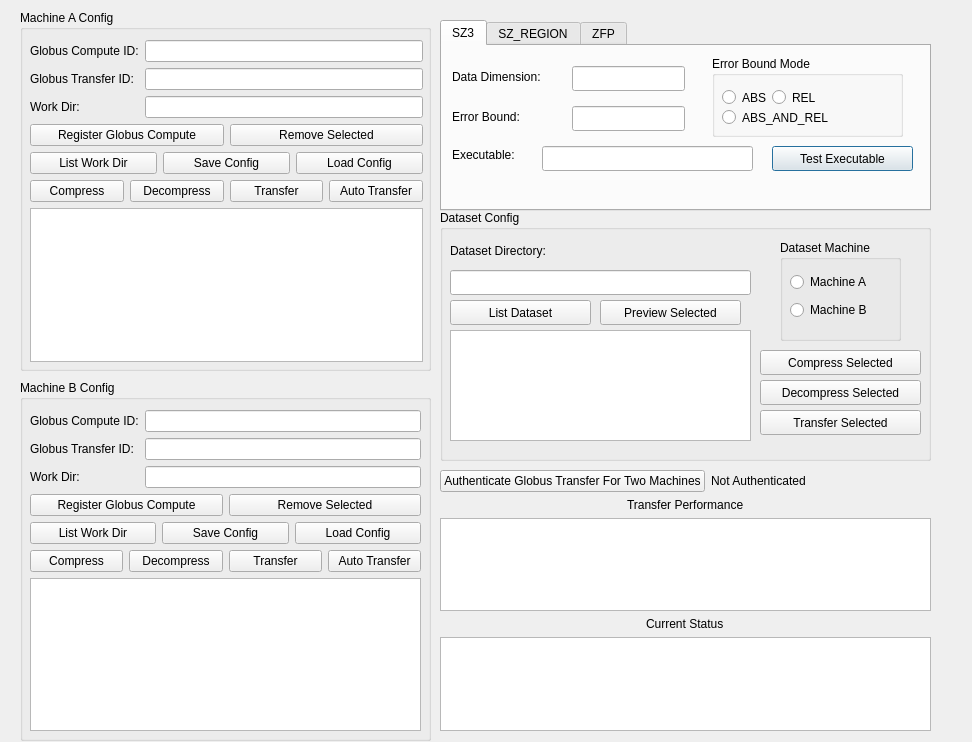
This is ocelot.ui in legendPerceptor/Ocelot as Qt 5 draws it before an edit. The edited form follows.
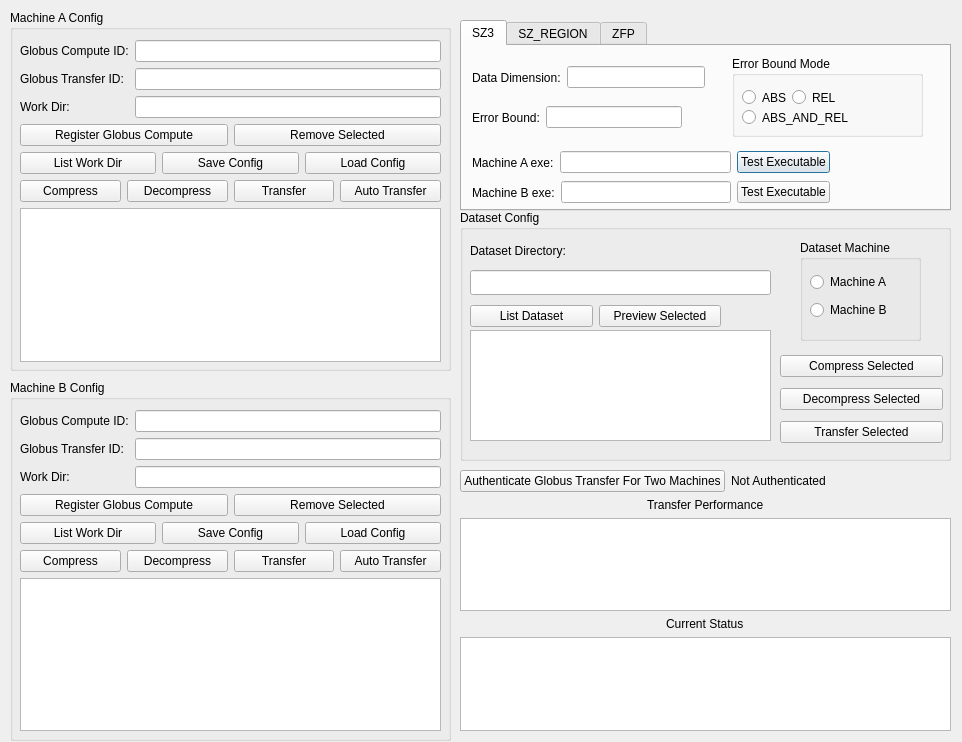
This is the edited form.

Commit message: add exectuable config loading, test executable on both machines

Diff of the .ui file:
```diff
--- a/ocelot.ui
+++ b/ocelot.ui
@@ -6,7 +6,7 @@
    <rect>
     <x>0</x>
     <y>0</y>
-    <width>972</width>
+    <width>962</width>
     <height>742</height>
    </rect>
   </property>
@@ -16,7 +16,7 @@
   <widget class="QTabWidget" name="compressorTabWdiget">
    <property name="geometry">
     <rect>
-     <x>440</x>
+     <x>460</x>
      <y>20</y>
      <width>491</width>
      <height>191</height>
@@ -29,52 +29,6 @@
     <attribute name="title">
      <string>SZ3</string>
     </attribute>
-    <widget class="QLabel" name="label_7">
-     <property name="geometry">
-      <rect>
-       <x>10</x>
-       <y>20</y>
-       <width>121</width>
-       <height>21</height>
-      </rect>
-     </property>
-     <property name="text">
-      <string>Data Dimension:</string>
-     </property>
-    </widget>
-    <widget class="QLineEdit" name="data_dimension_lineEdit">
-     <property name="geometry">
-      <rect>
-       <x>130</x>
-       <y>20</y>
-       <width>113</width>
-       <height>25</height>
-      </rect>
-     </property>
-    </widget>
-    <widget class="QLabel" name="label_8">
-     <property name="geometry">
-      <rect>
-       <x>10</x>
-       <y>60</y>
-       <width>121</width>
-       <height>21</height>
-      </rect>
-     </property>
-     <property name="text">
-      <string>Error Bound:</string>
-     </property>
-    </widget>
-    <widget class="QLineEdit" name="error_bound_lineEdit">
-     <property name="geometry">
-      <rect>
-       <x>130</x>
-       <y>60</y>
-       <width>113</width>
-       <height>25</height>
-      </rect>
-     </property>
-    </widget>
     <widget class="QGroupBox" name="error_bound_mode_groupbox">
      <property name="geometry">
       <rect>
@@ -127,41 +81,107 @@
       </property>
      </widget>
     </widget>
-    <widget class="QLabel" name="label_12">
+    <widget class="QWidget" name="">
      <property name="geometry">
       <rect>
        <x>10</x>
        <y>100</y>
-       <width>91</width>
-       <height>17</height>
+       <width>358</width>
+       <height>33</height>
       </rect>
      </property>
-     <property name="text">
-      <string>Executable:</string>
+     <layout class="QHBoxLayout" name="horizontalLayout_3">
+      <item>
+       <widget class="QLabel" name="label_12">
+        <property name="text">
+         <string>Machine A exe:</string>
+        </property>
+       </widget>
+      </item>
+      <item>
+       <widget class="QLineEdit" name="sz3_executable_lineEdit_MA"/>
+      </item>
+      <item>
+       <widget class="QPushButton" name="test_executable_button_ma">
+        <property name="text">
+         <string>Test Executable</string>
+        </property>
+       </widget>
+      </item>
+     </layout>
+    </widget>
+    <widget class="QWidget" name="">
+     <property name="geometry">
+      <rect>
+       <x>10</x>
+       <y>130</y>
+       <width>358</width>
+       <height>33</height>
+      </rect>
      </property>
+     <layout class="QHBoxLayout" name="horizontalLayout_4">
+      <item>
+       <widget class="QLabel" name="label_15">
+        <property name="text">
+         <string>Machine B exe:</string>
+        </property>
+       </widget>
+      </item>
+      <item>
+       <widget class="QLineEdit" name="sz3_executable_lineEdit_MB"/>
+      </item>
+      <item>
+       <widget class="QPushButton" name="test_executable_button_mb">
+        <property name="text">
+         <string>Test Executable</string>
+        </property>
+       </widget>
+      </item>
+     </layout>
     </widget>
-    <widget class="QLineEdit" name="executable_lineEdit">
+    <widget class="QWidget" name="">
      <property name="geometry">
       <rect>
-       <x>100</x>
-       <y>100</y>
-       <width>211</width>
-       <height>25</height>
+       <x>10</x>
+       <y>20</y>
+       <width>233</width>
+       <height>23</height>
       </rect>
      </property>
+     <layout class="QHBoxLayout" name="horizontalLayout_11">
+      <item>
+       <widget class="QLabel" name="label_7">
+        <property name="text">
+         <string>Data Dimension:</string>
+        </property>
+       </widget>
+      </item>
+      <item>
+       <widget class="QLineEdit" name="data_dimension_lineEdit"/>
+      </item>
+     </layout>
     </widget>
-    <widget class="QPushButton" name="test_executable_button">
+    <widget class="QWidget" name="">
      <property name="geometry">
       <rect>
-       <x>330</x>
-       <y>100</y>
-       <width>141</width>
-       <height>25</height>
+       <x>10</x>
+       <y>60</y>
+       <width>210</width>
+       <height>23</height>
       </rect>
      </property>
-     <property name="text">
-      <string>Test Executable</string>
-     </property>
+     <layout class="QHBoxLayout" name="horizontalLayout_12">
+      <item>
+       <widget class="QLabel" name="label_8">
+        <property name="text">
+         <string>Error Bound:</string>
+        </property>
+       </widget>
+      </item>
+      <item>
+       <widget class="QLineEdit" name="error_bound_lineEdit"/>
+      </item>
+     </layout>
     </widget>
    </widget>
    <widget class="QWidget" name="SZ_REGION_tab">
@@ -204,9 +224,9 @@
   <widget class="QGroupBox" name="groupBox">
    <property name="geometry">
     <rect>
-     <x>20</x>
+     <x>10</x>
      <y>10</y>
-     <width>411</width>
+     <width>441</width>
      <height>361</height>
     </rect>
    </property>
@@ -218,7 +238,7 @@
      <rect>
       <x>10</x>
       <y>30</y>
-      <width>393</width>
+      <width>421</width>
       <height>322</height>
      </rect>
     </property>
@@ -341,9 +361,9 @@
   <widget class="QGroupBox" name="groupBox_2">
    <property name="geometry">
     <rect>
-     <x>20</x>
+     <x>10</x>
      <y>380</y>
-     <width>411</width>
+     <width>441</width>
      <height>361</height>
     </rect>
    </property>
@@ -355,7 +375,7 @@
      <rect>
       <x>10</x>
       <y>30</y>
-      <width>391</width>
+      <width>421</width>
       <height>321</height>
      </rect>
     </property>
@@ -478,7 +498,7 @@
   <widget class="QWidget" name="layoutWidget">
    <property name="geometry">
     <rect>
-     <x>440</x>
+     <x>460</x>
      <y>470</y>
      <width>491</width>
      <height>261</height>
@@ -528,7 +548,7 @@
   <widget class="QGroupBox" name="groupBox_5">
    <property name="geometry">
     <rect>
-     <x>440</x>
+     <x>460</x>
      <y>210</y>
      <width>491</width>
      <height>251</height>
@@ -537,19 +557,6 @@
    <property name="title">
     <string>Dataset Config</string>
    </property>
-   <widget class="QPushButton" name="transfer_selected_button">
-    <property name="geometry">
-     <rect>
-      <x>320</x>
-      <y>200</y>
-      <width>161</width>
-      <height>25</height>
-     </rect>
-    </property>
-    <property name="text">
-     <string>Transfer Selected</string>
-    </property>
-   </widget>
    <widget class="QGroupBox" name="dataset_machine_group_box">
     <property name="geometry">
      <rect>
@@ -622,57 +629,64 @@
      </rect>
     </property>
    </widget>
-   <widget class="QPushButton" name="list_dataset_button">
-    <property name="geometry">
-     <rect>
-      <x>10</x>
-      <y>90</y>
-      <width>141</width>
-      <height>25</height>
-     </rect>
-    </property>
-    <property name="text">
-     <string>List Dataset</string>
-    </property>
-   </widget>
-   <widget class="QPushButton" name="decompress_selected_button">
-    <property name="geometry">
-     <rect>
-      <x>320</x>
-      <y>170</y>
-      <width>161</width>
-      <height>25</height>
-     </rect>
-    </property>
-    <property name="text">
-     <string>Decompress Selected</string>
-    </property>
-   </widget>
-   <widget class="QPushButton" name="compress_selected_button">
+   <widget class="QWidget" name="">
     <property name="geometry">
      <rect>
       <x>320</x>
       <y>140</y>
-      <width>161</width>
-      <height>25</height>
+      <width>163</width>
+      <height>100</height>
      </rect>
     </property>
-    <property name="text">
-     <string>Compress Selected</string>
-    </property>
+    <layout class="QVBoxLayout" name="verticalLayout_5">
+     <item>
+      <widget class="QPushButton" name="compress_selected_button">
+       <property name="text">
+        <string>Compress Selected</string>
+       </property>
+      </widget>
+     </item>
+     <item>
+      <widget class="QPushButton" name="decompress_selected_button">
+       <property name="text">
+        <string>Decompress Selected</string>
+       </property>
+      </widget>
+     </item>
+     <item>
+      <widget class="QPushButton" name="transfer_selected_button">
+       <property name="text">
+        <string>Transfer Selected</string>
+       </property>
+      </widget>
+     </item>
+    </layout>
    </widget>
-   <widget class="QPushButton" name="preview_data_button">
+   <widget class="QWidget" name="">
     <property name="geometry">
      <rect>
-      <x>160</x>
+      <x>10</x>
       <y>90</y>
-      <width>141</width>
-      <height>25</height>
+      <width>251</width>
+      <height>32</height>
      </rect>
     </property>
-    <property name="text">
-     <string>Preview Selected</string>
-    </property>
+    <layout class="QHBoxLayout" name="horizontalLayout_10">
+     <item>
+      <widget class="QPushButton" name="list_dataset_button">
+       <property name="text">
+        <string>List Dataset</string>
+       </property>
+      </widget>
+     </item>
+     <item>
+      <widget class="QPushButton" name="preview_data_button">
+       <property name="text">
+        <string>Preview Selected</string>
+       </property>
+      </widget>
+     </item>
+    </layout>
    </widget>
   </widget>
  </widget>
```
The commit also changes 3 other files.
